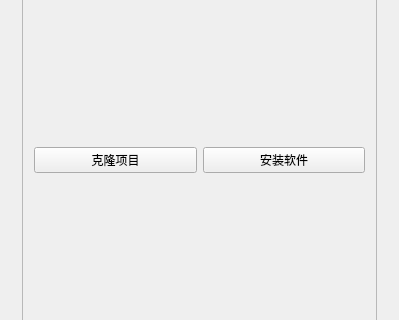
The window that src/uoskitgui.ui (7Wcy/Qt-uoskit) describes before a commit, drawn with Qt 5; both pictures show x 0 to 399 and y 110 to 430 of the 399 by 512 pixel window.
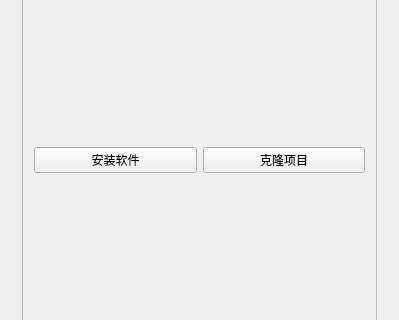
The same window after the commit.

Commit message: feat: 重构clone功能代码，取消clone.sh脚本，完全改为qt代码

```diff
--- a/src/uoskitgui.ui
+++ b/src/uoskitgui.ui
@@ -29,17 +29,17 @@
          <enum>QFrame::Raised</enum>
         </property>
         <layout class="QGridLayout" name="gridLayout">
-         <item row="0" column="1">
-          <widget class="QPushButton" name="software_btn">
+         <item row="1" column="1">
+          <widget class="QPushButton" name="clone_btn">
            <property name="text">
-            <string>安装软件</string>
+            <string>克隆项目</string>
            </property>
           </widget>
          </item>
-         <item row="0" column="0">
-          <widget class="QPushButton" name="clone_btn">
+         <item row="1" column="0">
+          <widget class="QPushButton" name="software_btn">
            <property name="text">
-            <string>克隆项目</string>
+            <string>安装软件</string>
            </property>
           </widget>
          </item>
```
The commit also changes 7 other files.
